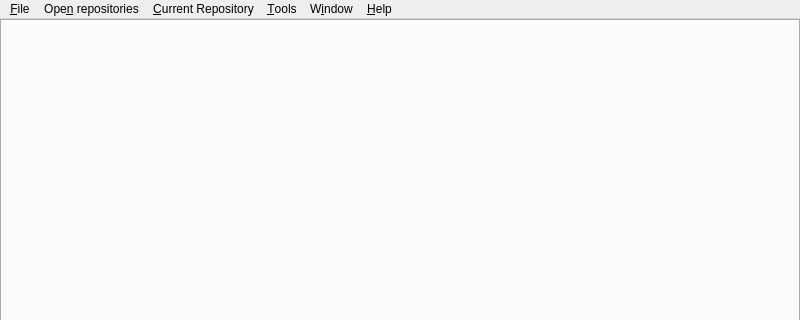
Before: the Qt Designer form src/mainwindow.ui in feelx88/git-qui, drawn with Qt 5; both pictures show x 0 to 800 and y 0 to 320 of the 800 by 600 pixel window.
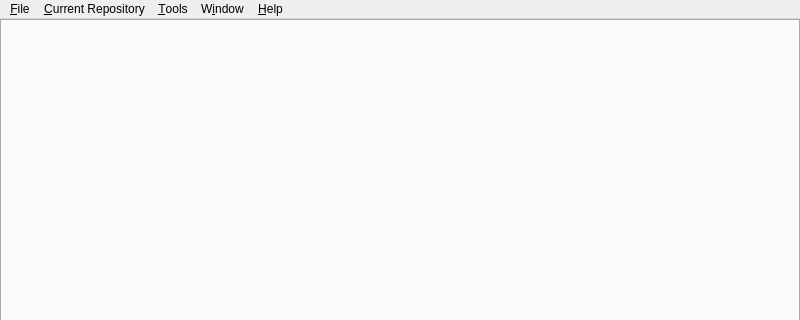
After: the same form once the commit is applied. Icons and pictures are not drawn.

```diff
--- a/src/mainwindow.ui
+++ b/src/mainwindow.ui
@@ -101,11 +101,6 @@
     <addaction name="menuAdd_Toolbar"/>
     <addaction name="actionRestore_defaults"/>
    </widget>
-   <widget class="QMenu" name="menuRepositories">
-    <property name="title">
-     <string>Ope&amp;n repositories</string>
-    </property>
-   </widget>
    <widget class="QMenu" name="menuTool">
     <property name="title">
      <string>&amp;Tools</string>
@@ -134,7 +129,6 @@
     <addaction name="actionAbout_qt"/>
    </widget>
    <addaction name="menuFile"/>
-   <addaction name="menuRepositories"/>
    <addaction name="menuCurrent_Repository"/>
    <addaction name="menuTool"/>
    <addaction name="menuWindow"/>
```
Left out of the diff: 21 changed lines with no effect on the pictures.
